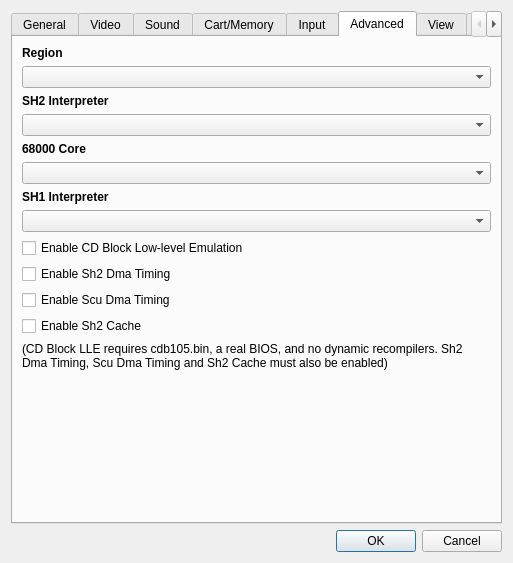
Old version of the form yabause/src/qt/ui/UISettings.ui in the repository Yabause/yabause.
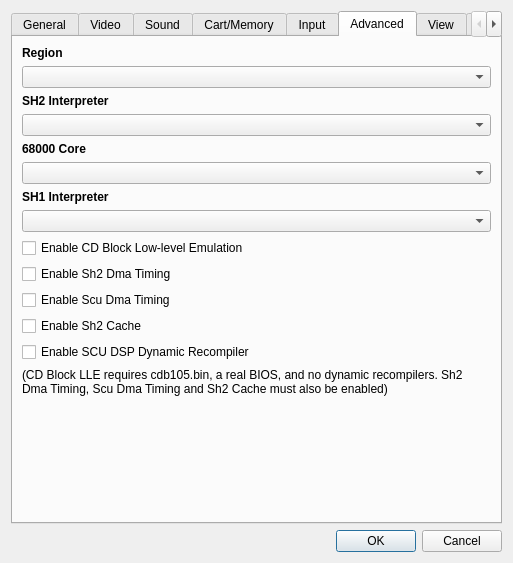
New version of the form. The open tabs and pages were chosen to show the change. Custom widgets are drawn as their Qt base class.

Commit message: scu: add dsp dynarec

Patch:
```diff
--- a/yabause/src/qt/ui/UISettings.ui
+++ b/yabause/src/qt/ui/UISettings.ui
@@ -804,6 +804,13 @@
          </property>
         </widget>
        </item>
+       <item>
+        <widget class="QCheckBox" name="cbScuDspDynarec">
+         <property name="text">
+          <string>Enable SCU DSP Dynamic Recompiler</string>
+         </property>
+        </widget>
+       </item>
        <item>
         <widget class="QLabel" name="label_3">
          <property name="text">
```
The commit also changes 13 other files.
